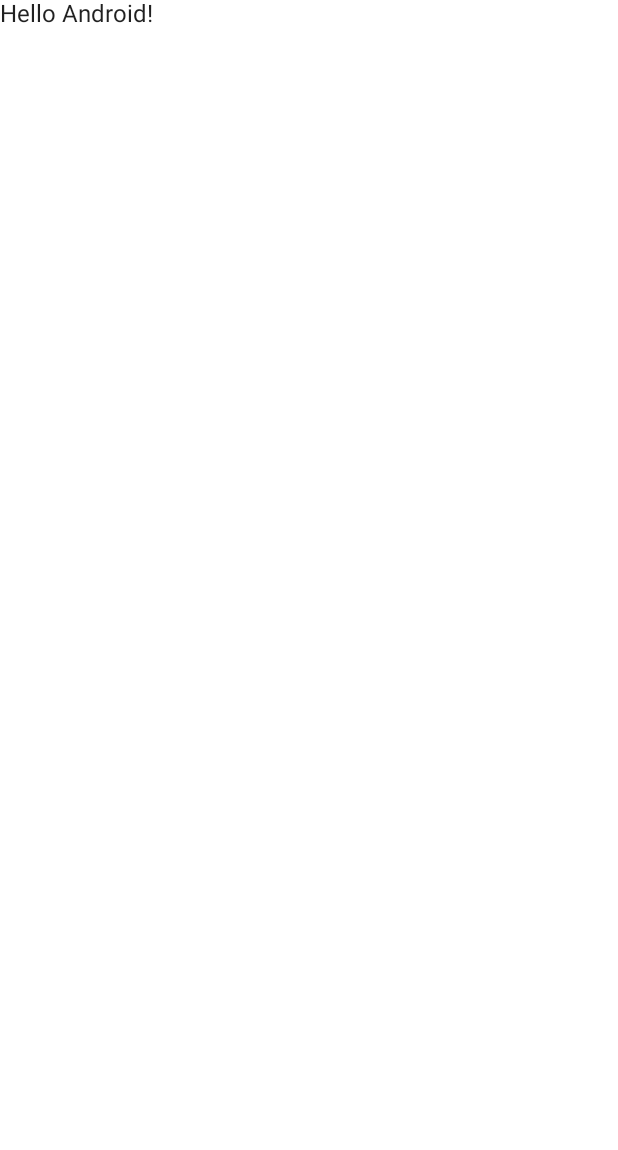
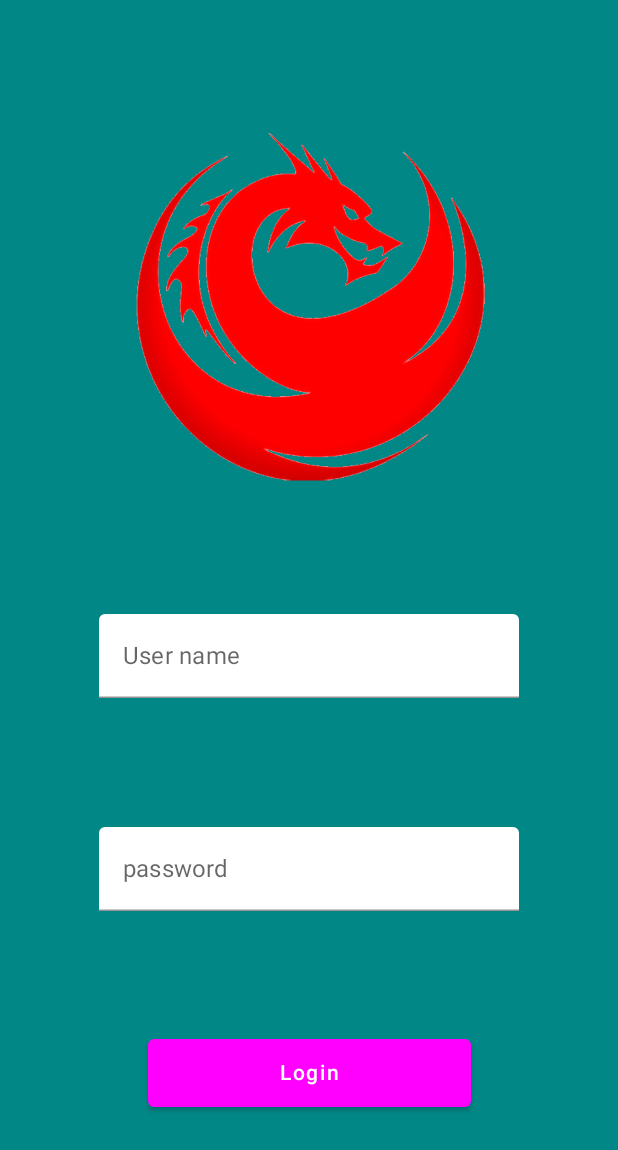
Before and after one commit to aliatillaydemir/LoginWithCompose, an Android app built with Jetpack Compose: the screen it shows after launch (MainActivity), on a phone screen of 412 x 824 dp. Before the commit the part shown is almost empty. Shown: the top 1150 px of the screen. Run offline under Robolectric (Android 15) with nearby library versions, the phone set to English and light mode, and no system bars.

Commit message:
Login_app

```diff
--- a/app/src/main/java/com/ayd/basic_login_design/MainActivity.kt
+++ b/app/src/main/java/com/ayd/basic_login_design/MainActivity.kt
@@ -1,13 +1,25 @@
 package com.ayd.basic_login_design
 
 import android.os.Bundle
+import android.util.Log
 import androidx.activity.ComponentActivity
 import androidx.activity.compose.setContent
-import androidx.compose.material.MaterialTheme
-import androidx.compose.material.Surface
-import androidx.compose.material.Text
+import androidx.compose.foundation.Image
+import androidx.compose.foundation.layout.Arrangement
+import androidx.compose.foundation.layout.Column
+import androidx.compose.foundation.layout.fillMaxSize
+import androidx.compose.foundation.layout.size
+import androidx.compose.material.*
+import androidx.compose.material.MaterialTheme.colors
 import androidx.compose.runtime.Composable
+import androidx.compose.runtime.mutableStateOf
+import androidx.compose.runtime.remember
+import androidx.compose.ui.Alignment
+import androidx.compose.ui.Modifier
+import androidx.compose.ui.graphics.Color
+import androidx.compose.ui.res.painterResource
 import androidx.compose.ui.tooling.preview.Preview
+import androidx.compose.ui.unit.dp
 import com.ayd.basic_login_design.ui.theme.Basic_Login_designTheme
 
 class MainActivity : ComponentActivity() {
@@ -17,7 +29,7 @@ class MainActivity : ComponentActivity() {
             Basic_Login_designTheme {
                 // A surface container using the 'background' color from the theme
                 Surface(color = MaterialTheme.colors.background) {
-                    Greeting("Android")
+                    Page()
                 }
             }
         }
@@ -25,14 +37,68 @@ class MainActivity : ComponentActivity() {
 }
 
 @Composable
-fun Greeting(name: String) {
-    Text(text = "Hello $name!")
+fun Page() {
+    Surface(color = MaterialTheme.colors.secondaryVariant) {
+
+        val username = remember{
+            mutableStateOf("")
+        }
+
+        val password = remember {
+            mutableStateOf("")
+        }
+
+        Column(
+            modifier = Modifier.fillMaxSize(),
+            verticalArrangement = Arrangement.SpaceEvenly,
+            horizontalAlignment = Alignment.CenterHorizontally
+        ) {
+            Image(painter = painterResource(id = R.drawable.logo),
+                contentDescription =" ")
+
+            TextField(
+                value = username.value,
+                onValueChange = {username.value = it},
+                label = { Text(text = "User name")},
+                colors = TextFieldDefaults.textFieldColors(
+                    backgroundColor = Color.White,
+                    textColor = Color.Black,
+                    focusedIndicatorColor = Color.Red
+                )
+            )
+
+            TextField(
+                value = password.value,
+                onValueChange = {password.value = it},
+                label = { Text(text = "password")},
+                colors = TextFieldDefaults.textFieldColors(
+                    backgroundColor = Color.White,
+                    textColor = Color.Black,
+                    focusedIndicatorColor = Color.Red
+                )
+            )
+
+            Button(onClick = { Log.e("Button", "Click me!") },
+            colors = ButtonDefaults.buttonColors(
+                backgroundColor = Color.Magenta,
+                contentColor = Color.White
+            ),
+                modifier = Modifier.size(215.dp,45.dp)
+            ) {
+                Text(text = "   Login   ")
+            }
+        }
+    }
+
+
 }
+
+
 
 @Preview(showBackground = true)
 @Composable
 fun DefaultPreview() {
     Basic_Login_designTheme {
-        Greeting("Android")
+        Page()
     }
 }
--- a/app/src/main/res/values/themes.xml
+++ b/app/src/main/res/values/themes.xml
@@ -7,11 +7,12 @@
         <item name="colorOnPrimary">@color/white</item>
         <!-- Secondary brand color. -->
         <item name="colorSecondary">@color/teal_200</item>
-        <item name="colorSecondaryVariant">@color/teal_700</item>
+        <item name="colorSecondaryVariant">#0A20DD</item>
         <item name="colorOnSecondary">@color/black</item>
         <!-- Status bar color. -->
         <item name="android:statusBarColor" tools:targetApi="l">?attr/colorPrimaryVariant</item>
         <!-- Customize your theme here. -->
+
     </style>
 
     <style name="Theme.Basic_Login_design.NoActionBar">
```
Also changed, not shown: app/src/main/res/drawable/logo.png (added).
